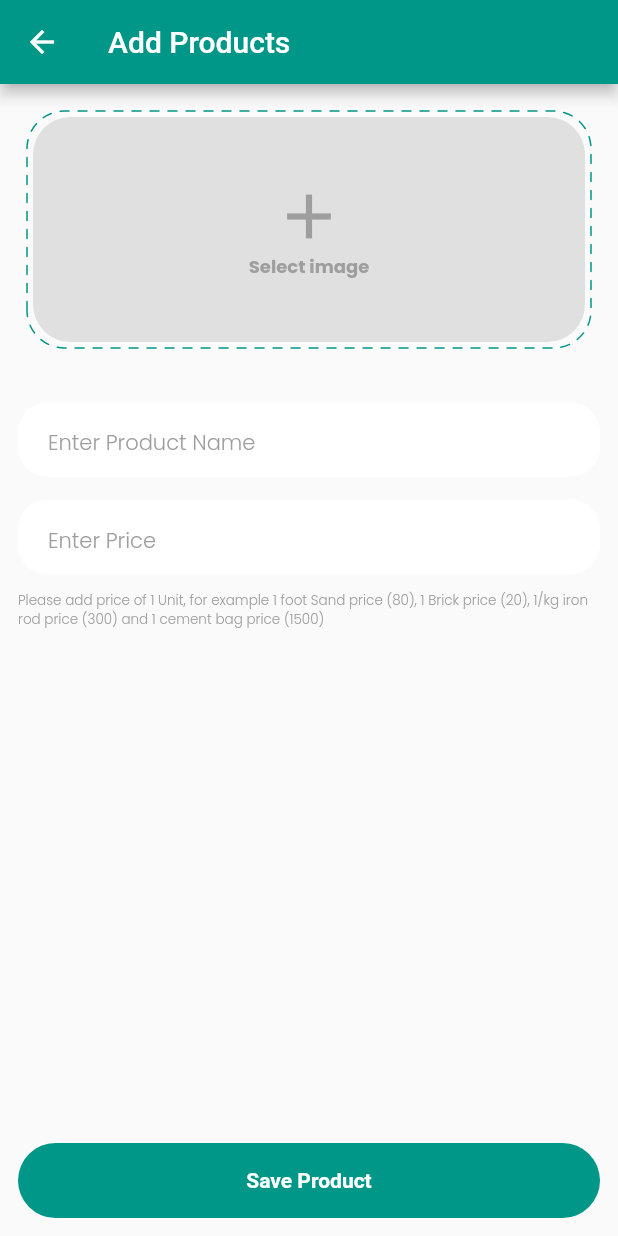
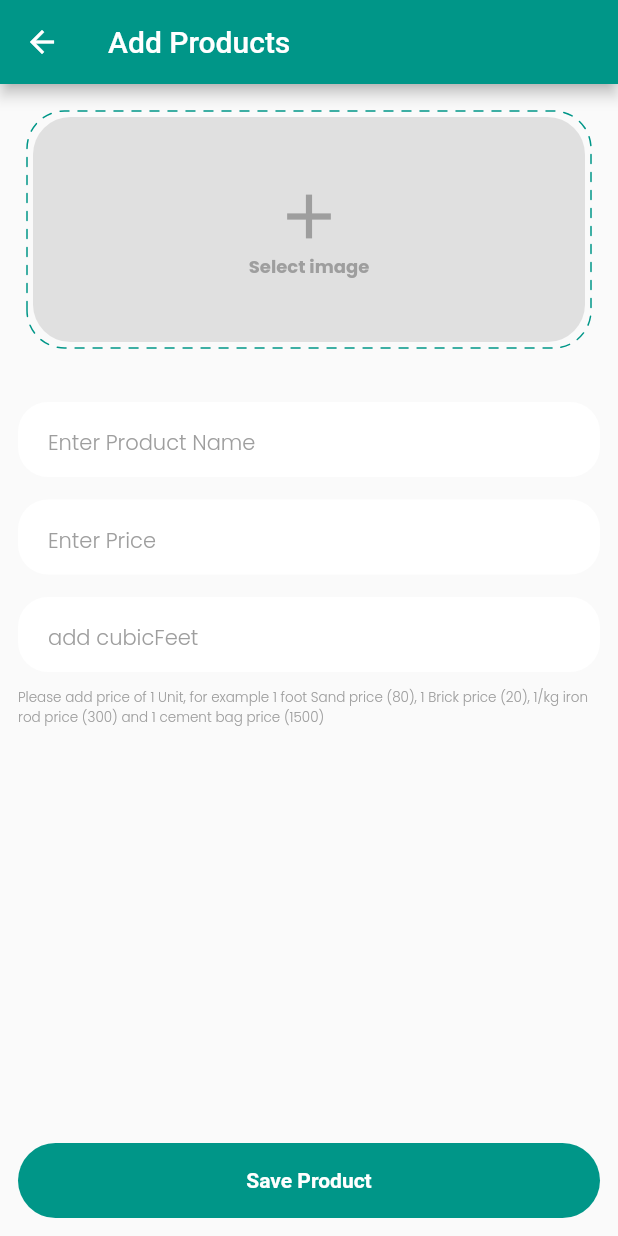
Before and after one commit to JamshaidMallik/amenities_fyp, a Flutter app: the SellerAddProduct screen opened directly, on a phone screen of 412 x 824 dp. Run offline on Flutter 3.47's test engine with Material 2 defaults, Android fonts, the phone set to English and light mode, and no system bars; drawn by our look-alikes of dotted_border; our stand-ins replace awesome_dialog, cached_network_image, cloud_firestore, firebase_auth, firebase_core, firebase_storage and 5 more; accounts and stored records are empty.

Commit message:
search screen in process

```diff
--- a/lib/screens/seller_screens/seller_add_product.dart
+++ b/lib/screens/seller_screens/seller_add_product.dart
@@ -118,6 +118,12 @@ class SellerAddProduct extends StatelessWidget {
                         hintText: 'Enter Price',
                     keyboardType: TextInputType.number,
                     ),
+                    15.0.height,
+                    customTextField(
+                        controller: c.priceController,
+                        hintText: 'add cubicFeet',
+                    keyboardType: TextInputType.number,
+                    ),
                     10.0.height,
                     Text('Please add price of 1 Unit, for example 1 foot Sand price (80), 1 Brick price (20), 1/kg iron rod price (300) and 1 cement bag price (1500)', style: kPrimaryGrayText.copyWith(fontSize: 9.0),),
                   ],
--- a/lib/screens/user_screens/user_search_screen.dart
+++ b/lib/screens/user_screens/user_search_screen.dart
@@ -37,6 +37,7 @@ class _UserSearchScreenState extends State<UserSearchScreen> {
                   searchStream = kFireStore
                       .collection(kProductCollection)
                       .where('uppercase_name', isGreaterThanOrEqualTo: value.toUpperCase())
+                  // .where('product_price', isGreaterThanOrEqualTo: value.toString())
                       .snapshots();
                 });
               },
```
Also changed, not shown: lib/screens/user_screens/cart_screen.dart (+7 -0 lines).
